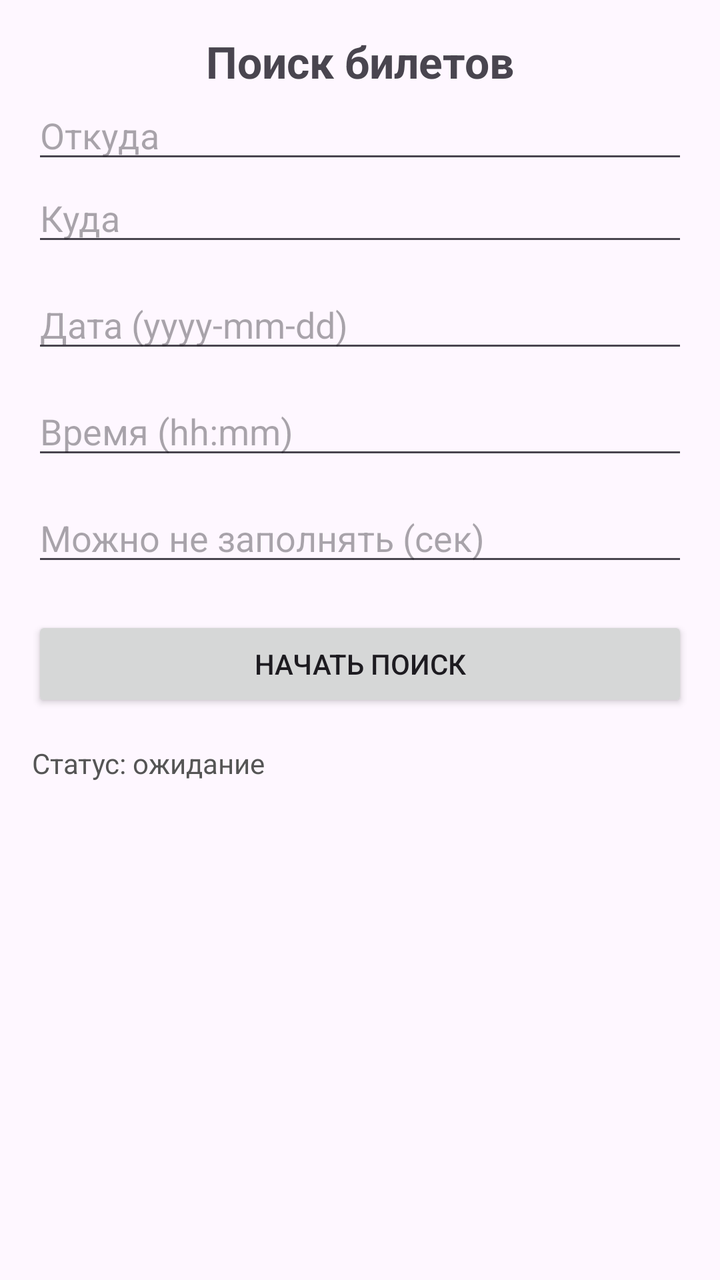
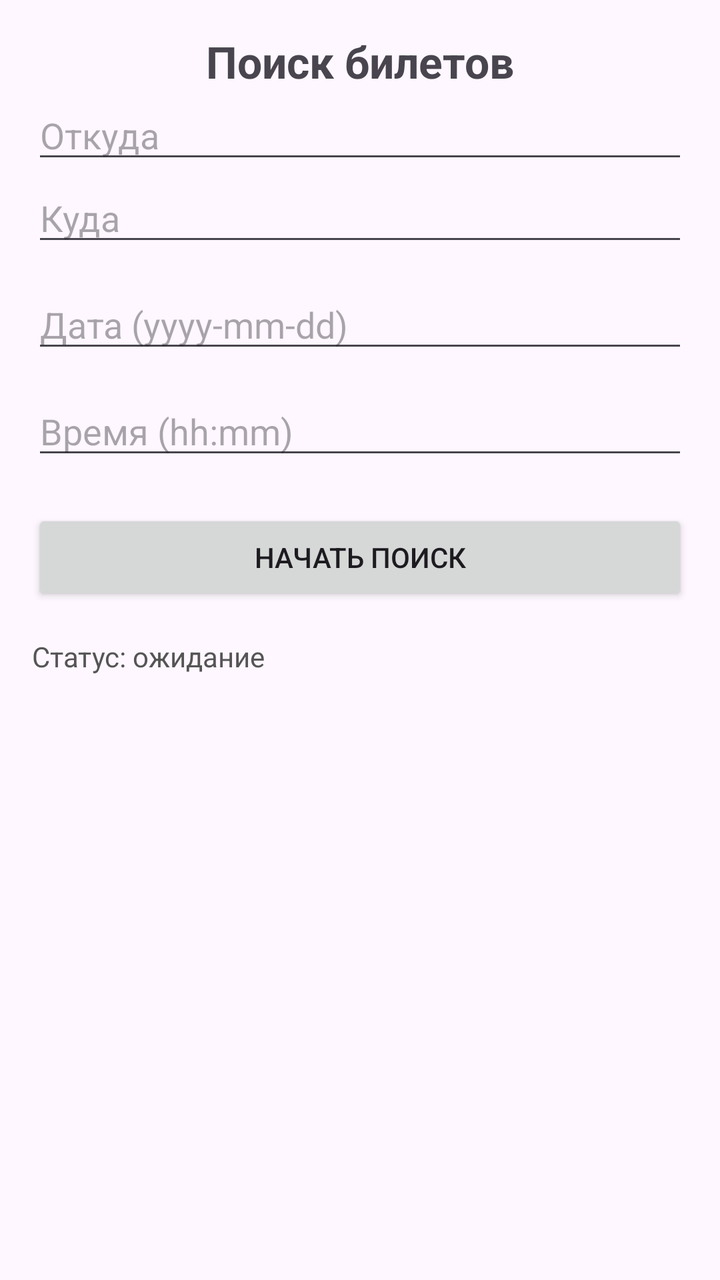

An Android layout rendered at two revisions. The XML below is the earlier revision; the diff shows what the commit changed to produce the second picture.
<!-- AndroidManifest.xml: application theme Theme.BR_Notifier -->
<!-- res/layout/activity_main.xml -->
<?xml version="1.0" encoding="utf-8"?>
<ScrollView xmlns:android="http://schemas.android.com/apk/res/android"
    android:id="@+id/main"
    android:layout_width="match_parent"
    android:layout_height="match_parent"
    android:fillViewport="true">

    <LinearLayout
        android:layout_width="match_parent"
        android:layout_height="wrap_content"
        android:orientation="vertical"
        android:padding="16dp">

        <TextView
            android:id="@+id/titleText"
            android:layout_width="match_parent"
            android:layout_height="wrap_content"
            android:text="Поиск билетов"
            android:textSize="22sp"
            android:textStyle="bold"
            android:gravity="center"/>

        <AutoCompleteTextView
            android:id="@+id/editFrom"
            android:focusable="true"
            android:focusableInTouchMode="true"
            android:clickable="true"
            android:layout_width="match_parent"
            android:layout_height="wrap_content"
            android:hint="Откуда"
            android:inputType="text"/>

        <AutoCompleteTextView
            android:id="@+id/editTo"
            android:focusable="true"
            android:focusableInTouchMode="true"
            android:clickable="true"
            android:layout_width="match_parent"
            android:layout_height="wrap_content"
            android:hint="Куда"
            android:inputType="text"/>

        <EditText
            android:id="@+id/editDate"
            android:focusable="false"
            android:clickable="true"
            android:layout_width="match_parent"
            android:layout_height="wrap_content"
            android:hint="Дата (yyyy-mm-dd)"
            android:layout_marginTop="12dp"/>

        <EditText
            android:id="@+id/editTime"
            android:focusable="false"
            android:clickable="true"
            android:layout_width="match_parent"
            android:layout_height="wrap_content"
            android:hint="Время (hh:mm)"
            android:layout_marginTop="12dp"/>

        <EditText
            android:id="@+id/editReload"
            android:layout_width="match_parent"
            android:layout_height="wrap_content"
            android:hint="Можно не заполнять (сек)"
            android:inputType="number"
            android:layout_marginTop="12dp"/>

        <Button
            android:id="@+id/buttonStart"
            android:layout_width="match_parent"
            android:layout_height="wrap_content"
            android:text="Начать поиск"
            android:layout_marginTop="20dp"/>

        <Button
            android:id="@+id/buttonStop"
            android:layout_width="match_parent"
            android:layout_height="wrap_content"
            android:text="Остановить поиск"
            android:layout_marginTop="8dp"
            android:visibility="gone"/>

        <TextView
            android:id="@+id/textStatus"
            android:layout_width="match_parent"
            android:layout_height="wrap_content"
            android:text="Статус: ожидание"
            android:layout_marginTop="16dp"
            android:textColor="#555555"/>
    </LinearLayout>
</ScrollView>
<!-- resources referenced by this layout -->
<resources>
  <style name="Theme.BR_Notifier" parent="Base.Theme.BR_Notifier" />
  <style name="Base.Theme.BR_Notifier" parent="Theme.Material3.DayNight.NoActionBar">
          
          
      </style>
</resources>

<!-- the commit's change to res/layout/activity_main.xml (unified diff, before → after) -->
@@ -58,14 +58,6 @@
             android:hint="Время (hh:mm)"
             android:layout_marginTop="12dp"/>
 
-        <EditText
-            android:id="@+id/editReload"
-            android:layout_width="match_parent"
-            android:layout_height="wrap_content"
-            android:hint="Можно не заполнять (сек)"
-            android:inputType="number"
-            android:layout_marginTop="12dp"/>
-
         <Button
             android:id="@+id/buttonStart"
             android:layout_width="match_parent"
